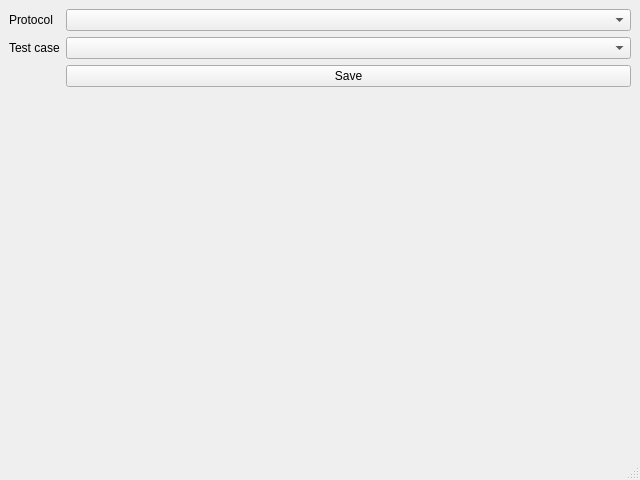
Qt form FUNCTIONALITY_TOOL/test_data.ui (skystar23/Automation_tool) before a commit.
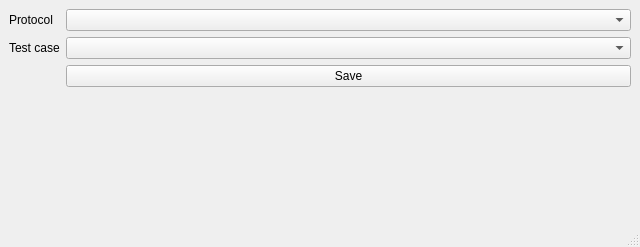
The same form after that commit.

What changed in the file:
```diff
--- a/FUNCTIONALITY_TOOL/test_data.ui
+++ b/FUNCTIONALITY_TOOL/test_data.ui
@@ -7,7 +7,7 @@
     <x>0</x>
     <y>0</y>
     <width>640</width>
-    <height>480</height>
+    <height>247</height>
    </rect>
   </property>
   <property name="windowTitle">
```
